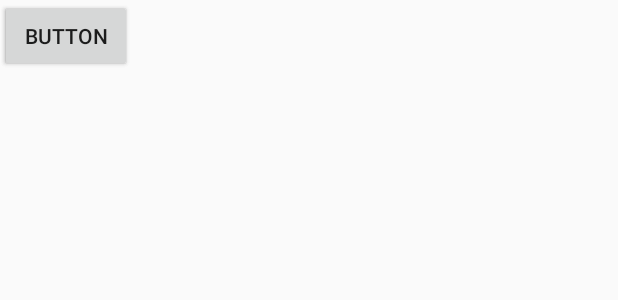
After one commit to helloduk/TIL, an Android app: the layout activity_main2.xml on its own in the app's theme, with its tools: preview values and no code run, on a phone screen of 412 x 824 dp. The commit adds this screen. Shown: the top 300 px of the screen. Run offline under Robolectric (Android 15) with nearby library versions, the phone set to English and light mode, and no system bars.

Commit message:
Add
Kotlin 기본 활용 방법 학습

```diff
--- a/Kotlin_test/app/build.gradle
+++ b/Kotlin_test/app/build.gradle
@@ -29,7 +29,7 @@ android {
 
 dependencies {
     implementation fileTree(dir: 'libs', include: ['*.jar'])
-    implementation"org.jetbrains.kotlin:kotlin-stdlib-jdk7:$kotlin_version"
+    implementation "org.jetbrains.kotlin:kotlin-stdlib-jdk7:$kotlin_version"
     implementation 'com.android.support:appcompat-v7:28.0.0'
     implementation 'com.android.support.constraint:constraint-layout:1.1.3'
     implementation 'com.google.code.gson:gson:2.8.2'
--- a/Kotlin_test/app/src/main/AndroidManifest.xml
+++ b/Kotlin_test/app/src/main/AndroidManifest.xml
@@ -16,6 +16,9 @@
                 <category android:name="android.intent.category.LAUNCHER" />
             </intent-filter>
         </activity>
+        <activity android:name=".ConvertTestAcitivity" />
+        <activity android:name=".Main2Activity" />
+        <activity android:name=".Main3Activity"></activity>
     </application>
 
 </manifest>
--- /dev/null
+++ b/Kotlin_test/app/src/main/res/layout/activity_main2.xml
@@ -0,0 +1,24 @@
+<?xml version="1.0" encoding="utf-8"?>
+<android.support.constraint.ConstraintLayout xmlns:android="http://schemas.android.com/apk/res/android"
+    xmlns:app="http://schemas.android.com/apk/res-auto"
+    xmlns:tools="http://schemas.android.com/tools"
+    android:layout_width="match_parent"
+    android:layout_height="match_parent"
+    tools:context=".Main2Activity">
+
+    <Button
+        android:id="@+id/button"
+        android:layout_width="wrap_content"
+        android:layout_height="wrap_content"
+        android:text="Button"
+        tools:layout_editor_absoluteX="120dp"
+        tools:layout_editor_absoluteY="135dp" />
+
+    <Button
+        android:id="@+id/button2"
+        android:layout_width="wrap_content"
+        android:layout_height="wrap_content"
+        android:text="Button"
+        tools:layout_editor_absoluteX="148dp"
+        tools:layout_editor_absoluteY="258dp" />
+</android.support.constraint.ConstraintLayout>
```
Also changed, not shown: Kotlin_test/app/src/main/java/com/jineunduk/kotlin_test/ConvertTest.kt (added, +56 -0 lines), Kotlin_test/app/src/main/java/com/jineunduk/kotlin_test/Main3Activity.java (added, +13 -0 lines), Kotlin_test/app/src/main/java/com/jineunduk/kotlin_test/MainActivity.kt (+9 -0 lines), Kotlin_test/app/src/main/java/com/jineunduk/kotlin_test/SingletoneTest.kt (added, +12 -0 lines), Kotlin_test/app/src/main/java/com/jineunduk/kotlin_test/Utils.kt (added, +23 -0 lines), Kotlin_test/app/src/main/res/layout/activity_convert_test_acitivity.xml (added, +9 -0 lines), Kotlin_test/app/src/main/res/layout/activity_main3.xml (added, +9 -0 lines), 1 other file.
